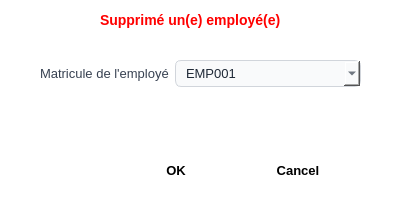
Qt form ui/removeemployedialog.ui (eliphanio/Gestion-d-employer-et-de-paie) before a commit.
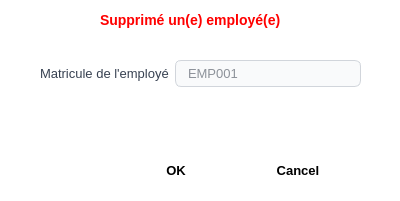
The same form after that commit.

The edit to the form file:
```diff
--- a/ui/removeemployedialog.ui
+++ b/ui/removeemployedialog.ui
@@ -124,7 +124,7 @@
      </widget>
     </item>
     <item row="0" column="1">
-     <widget class="QComboBox" name="matriculeEmployComboBox">
+     <widget class="QLineEdit" name="matriculeLineEdit">
       <property name="placeholderText">
        <string>EMP001</string>
       </property>
```
